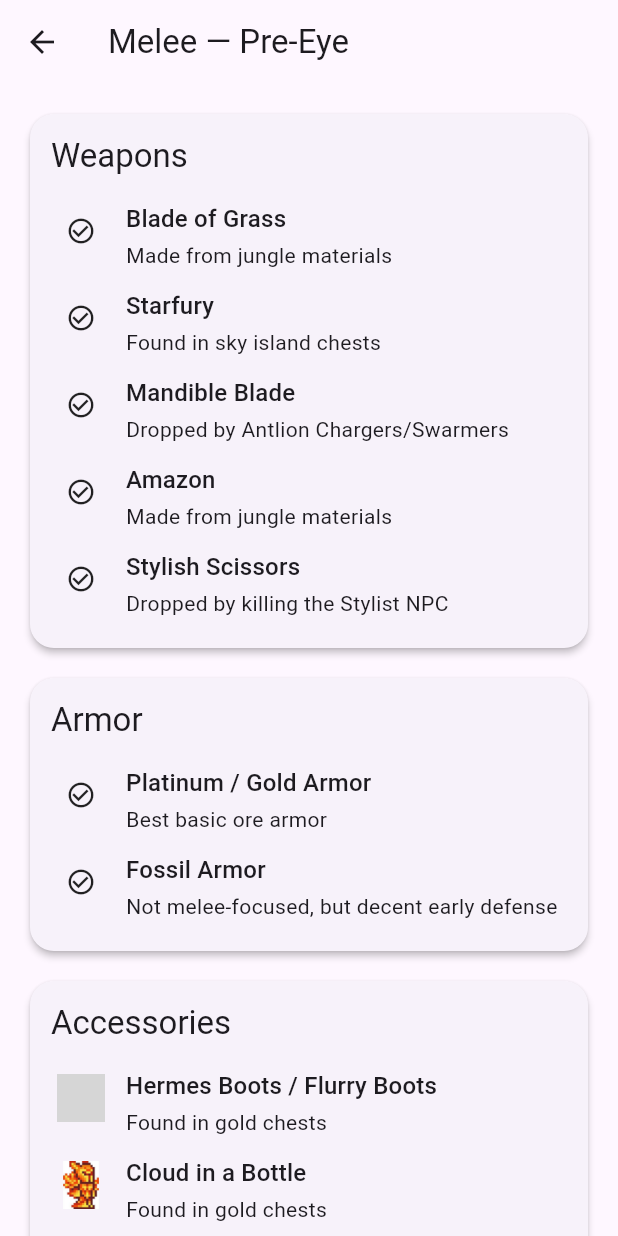
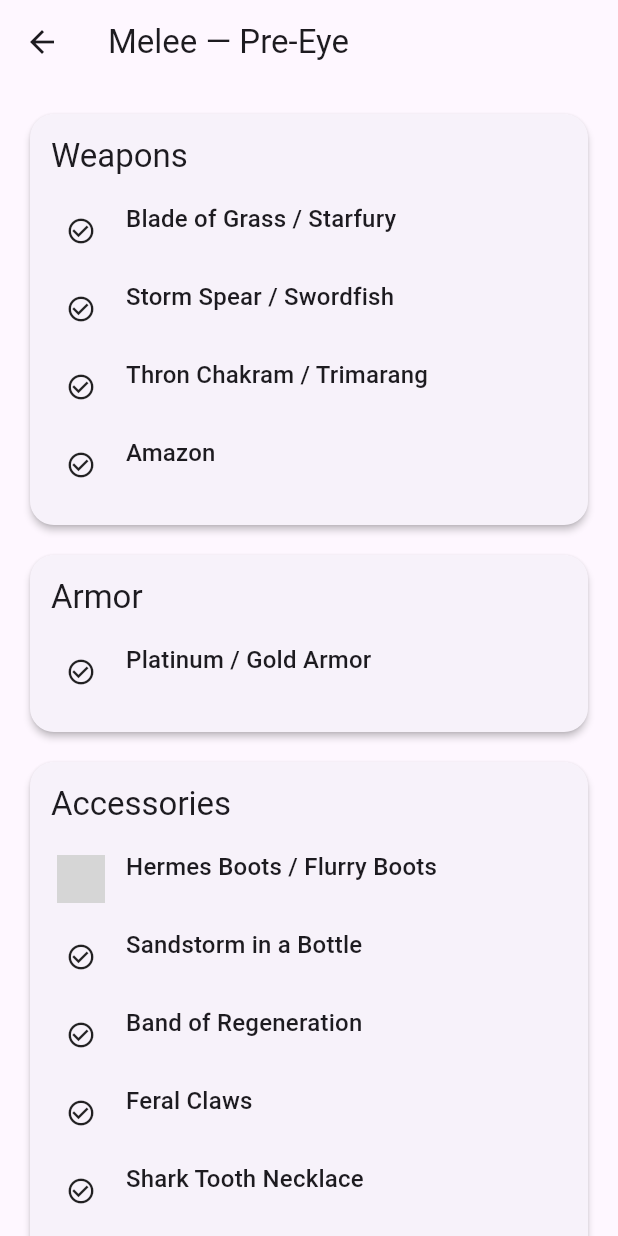
Before and after one commit to RushGarris/terraria_progression, a Flutter app: the GearResultsScreen screen opened directly with sample values from the repository, on a phone screen of 412 x 824 dp. Run offline on Flutter 3.47's test engine with Material 3 defaults, Android fonts, the phone set to English and light mode, and no system bars; grey boxes are pictures that could not be loaded.

Commit message:
continued addition of the melee gear progression

```diff
--- a/lib/data/gear_data.dart
+++ b/lib/data/gear_data.dart
@@ -4,11 +4,13 @@
   final List<GearItem> weapons;
   final List<GearItem> armor;
   final List<GearItem> accessories;
+  final List<GearItem> permUpgrades;
 
   const GearLoadout({
     required this.weapons,
     required this.armor,
     required this.accessories,
+    required this.permUpgrades,
   });
 }
 
@@ -19,25 +21,83 @@
     'melee:pre_eye': GearLoadout(
       weapons: [
 
-        GearItem(name: 'Blade of Grass', note: 'Made from jungle materials'),
-        GearItem(name: 'Starfury', note: 'Found in sky island chests'),
-        GearItem(name: 'Mandible Blade', note: 'Dropped by Antlion Chargers/Swarmers'),
-        GearItem(name: 'Amazon', note: 'Made from jungle materials'),
-        GearItem(name: 'Stylish Scissors', note: 'Dropped by killing the Stylist NPC'),
+        GearItem(name: 'Blade of Grass / Starfury',),
+        GearItem(name: 'Storm Spear / Swordfish',),
+        GearItem(name: 'Thron Chakram / Trimarang',),
+        GearItem(name: 'Amazon',),
+
       ],
       armor: [
-        GearItem(name: 'Platinum / Gold Armor', note: 'Best basic ore armor'),
-        GearItem(name: 'Fossil Armor', note: 'Not melee-focused, but decent early defense'),
+        GearItem(name: 'Platinum / Gold Armor',),
       ],
       accessories: [
-        GearItem(name: 'Hermes Boots / Flurry Boots', note: 'Found in gold chests', imagePath: 'assets/gear/accessories/hermes_boots.png'),
-        GearItem(name: 'Cloud in a Bottle', note: 'Found in gold chests', imagePath: 'assets/classes/melee.jpg'),
-        GearItem(name: 'Band of Regeneration', note: 'Found in gold chests'),
-        GearItem(name: 'Feral Claws', note: 'Found in jungle chests'),
-        GearItem(name: 'Shark Tooth Necklace', note: 'Dropped by zombies'),
-        GearItem(name: 'String*', note: 'Only use if using yoyo'),
+        GearItem(name: 'Hermes Boots / Flurry Boots', imagePath: 'assets/gear/accessories/hermes_boots.png'),
+        GearItem(name: 'Sandstorm in a Bottle', ),
+        GearItem(name: 'Band of Regeneration', ),
+        GearItem(name: 'Feral Claws', ),
+        GearItem(name: 'Shark Tooth Necklace',),
+        GearItem(name: 'Frog Leg / Shiny Red Balloon',),
       ],
+      permUpgrades: [
+        GearItem(name: "Life Crystal (15)" ),
+        GearItem(name: "Vital Crystal" ),
+      ]
     ),
+
+    'melee:pre_evil_boss': GearLoadout(
+            weapons: [
+
+        GearItem(name: 'Blade of Grass / Starfury',),
+        GearItem(name: 'The Rotted Fork / Storm Spear',),
+        GearItem(name: "Ball O' Hurt / Trimarang",),
+        GearItem(name: 'Artery / Amazon',),
+
+      ],
+      armor: [
+        GearItem(name: 'Platinum / Gold Armor',),
+      ],
+      accessories: [
+        GearItem(name: 'Terraspark Boots',),
+        GearItem(name: 'Bundle of Horseshoe Balloons', ),
+        GearItem(name: 'Shield of Cythulu', ),
+        GearItem(name: 'Feral Claws', ),
+        GearItem(name: 'Shark Tooth Necklace',),
+        GearItem(name: 'Frog Gear',),
+
+      ],
+
+      permUpgrades: [
+        GearItem(name: "n/a"),
+      ]
+    ),
+
+        'melee:pre_skeletron': GearLoadout(
+      weapons: [
+
+        GearItem(name: 'Volcano / Phaseblade',),
+        GearItem(name: 'The Rotted Fork / Storm Spear',),
+        GearItem(name: 'Flamarang',),
+        GearItem(name: 'Hive-Five',),
+
+      ],
+      armor: [
+        GearItem(name: 'Molten Armor',),
+      ],
+      accessories: [
+        GearItem(name: 'Terraspark Boots',),
+        GearItem(name: 'Bundle of Horseshoe Balloons', ),
+        GearItem(name: 'Shield of Cythulu', ),
+        GearItem(name: 'Feral Claws', ),
+        GearItem(name: 'Stinger / Sweethear Necklace',),
+        GearItem(name: 'Worm Scarf / Brain of Confusion',),
+
+      ],
+      permUpgrades: [
+        GearItem(name: "n/a")
+      ]
+    ),
+
+
   };
 
   static GearLoadout? getLoadout({
```
